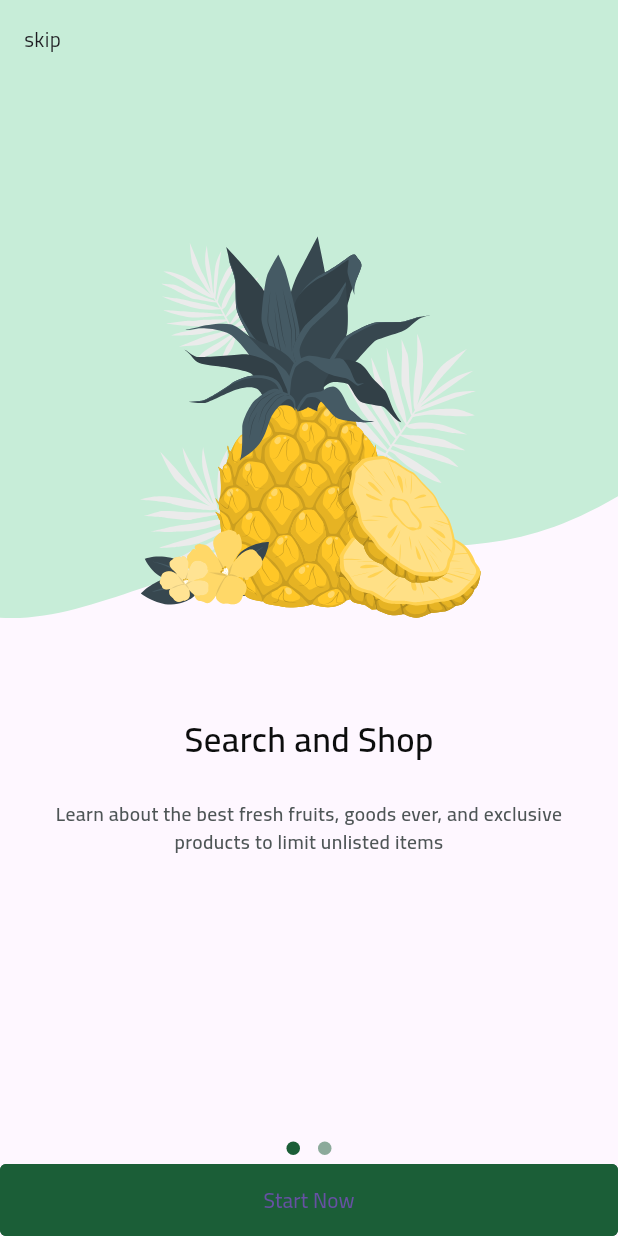
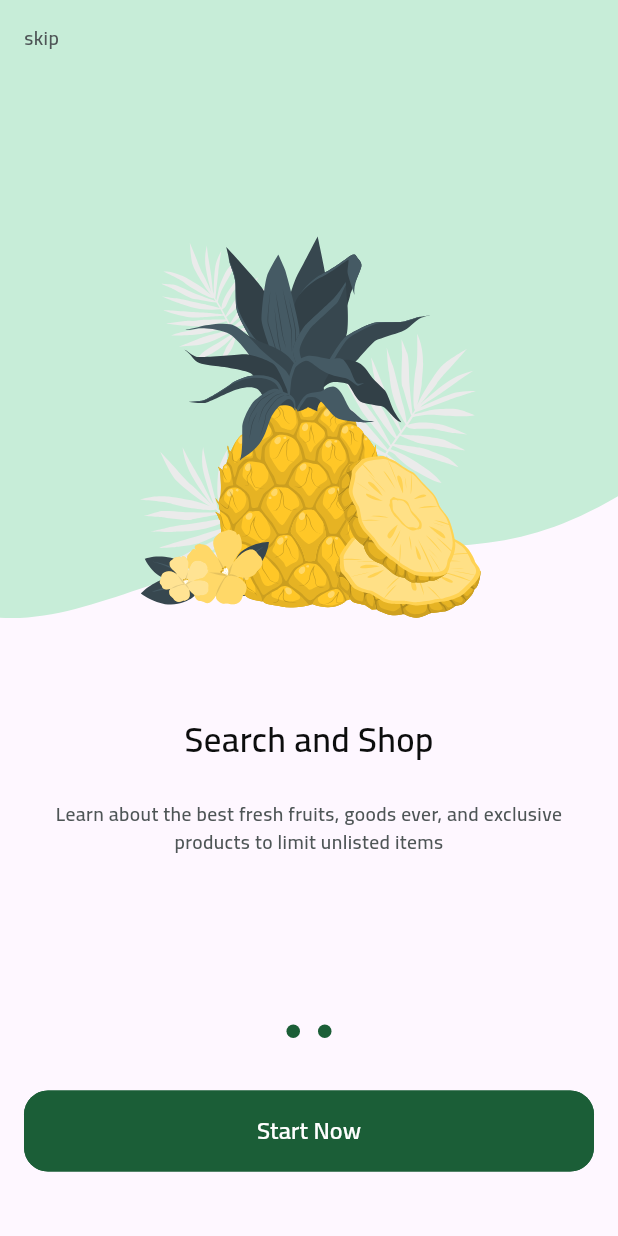
Before and after one commit to Malamrousi/fruits_hub_ecommerce_app, a Flutter app: the screen it shows after launch, swiped to page 2, on a phone screen of 412 x 824 dp. Run offline on Flutter 3.47's test engine with Material 3 defaults, Android fonts, the phone set to English and light mode, and no system bars; drawn by our look-alikes of dots_indicator; our stand-ins replace flutter_svg.

Commit message:
finish on boarding ui

```diff
--- /dev/null
+++ b/lib/constant.dart
@@ -0,0 +1,2 @@
+const double kHorizontalPadding = 16.0;
+const double kBorderRadius = 16.0;
--- a/lib/core/utils/app_styles.dart
+++ b/lib/core/utils/app_styles.dart
@@ -6,12 +6,27 @@ class AppStyles {
   static TextStyle font23BlackBold = const TextStyle(
     fontSize: 23,
     fontWeight: FontWeightManger.bold,
-    color: ColorManger.grayScale,
+    color: ColorManger.grayScaleColor,
   );
 
   static TextStyle font13stoneGraySemiBold = const TextStyle(
     fontSize: 13,
     fontWeight: FontWeightManger.semiBold,
-    color: ColorManger.stoneGray,
+    color: ColorManger.stoneGrayColor,
+  );
+    static TextStyle font23sPrimaryColorBold = const TextStyle(
+    fontSize:23,
+    fontWeight: FontWeightManger.bold,
+    color: ColorManger.primaryColor,
+  );
+      static TextStyle font23GoldenBold = const TextStyle(
+    fontSize:23,
+    fontWeight: FontWeightManger.bold,
+    color: ColorManger.goldenColor,
+  );
+        static TextStyle font16WhiteBold = const TextStyle(
+    fontSize:16,
+    fontWeight: FontWeightManger.bold,
+    color: ColorManger.whiteColor,
   );
 }
--- a/lib/core/utils/color_manger.dart
+++ b/lib/core/utils/color_manger.dart
@@ -2,6 +2,8 @@ import 'package:flutter/material.dart';
 
 class ColorManger {
   static const Color primaryColor = Color(0xff1B5E37);
-  static const Color grayScale = Color(0xff0C0D0D);
-  static const Color stoneGray = Color(0xff4E5556);
+  static const Color grayScaleColor = Color(0xff0C0D0D);
+  static const Color stoneGrayColor = Color(0xff4E5556);
+  static const Color goldenColor = Color(0xffF4A91F);
+  static const Color whiteColor = Color(0xffFFFFFF);
 }
--- a/lib/features/on_boardibg/presentation/view/widgets/on_boarding_page_view.dart
+++ b/lib/features/on_boardibg/presentation/view/widgets/on_boarding_page_view.dart
@@ -1,31 +1,46 @@
 import 'package:flutter/material.dart';
 import 'package:fruit_hub/core/utils/app_images.dart';
-
-import '../../../../../core/utils/app_styles.dart';
-import '../../../../../generated/l10n.dart';
+import 'package:fruit_hub/core/utils/app_styles.dart';
+import 'package:fruit_hub/generated/l10n.dart';
 import 'page_view_item.dart';
 
 class OnBoardingPageView extends StatelessWidget {
-  const OnBoardingPageView({super.key});
+  const OnBoardingPageView({super.key, required this.pageController});
+
+ final PageController pageController;
+
 
   @override
   Widget build(BuildContext context) {
     return PageView(
+      controller: pageController,
       children: [
         PageViewItem(
+          isVisible: (pageController.hasClients ? pageController.page!.round() : 0) ==0 ,
           backgroundImage: Assets.imagesObBoardingShape1,
           image: Assets.imagesFruitBasket1,
           description: S.of(context).splash_description,
           title: Row(
             mainAxisAlignment: MainAxisAlignment.center,
             children: [
-              Text(S.of(context).welcome_hello),
-              Text(S.of(context).welcome_fruit),
-              Text(S.of(context).welcome_hub),
+              Text(
+                S.of(context).welcome_hello,
+                style: AppStyles.font23BlackBold,
+              ),
+              const SizedBox(width: 4),
+              Text(
+                S.of(context).welcome_hub,
+                style: AppStyles.font23GoldenBold,
+              ),
+              Text(
+                S.of(context).welcome_fruit,
+                style: AppStyles.font23sPrimaryColorBold,
+              ),
             ],
           ),
         ),
         PageViewItem(
+          isVisible:(pageController.hasClients ? pageController.page!.round() : 0) !=0 ,
           backgroundImage: Assets.imagesObBoardingShape2,
           image: Assets.imagesFruitBasket2,
           description: S.of(context).search_description,
--- a/lib/features/on_boardibg/presentation/view/widgets/on_boarding_view_body.dart
+++ b/lib/features/on_boardibg/presentation/view/widgets/on_boarding_view_body.dart
@@ -1,30 +1,75 @@
 import 'package:flutter/material.dart';
+import 'package:fruit_hub/core/utils/app_styles.dart';
 import 'package:fruit_hub/core/utils/color_manger.dart';
 
+import '../../../../../constant.dart';
+import '../../../../../core/helper/spacing.dart';
 import '../../../../../core/widgets/custom_button.dart';
 import '../../../../../generated/l10n.dart';
 import 'on_boarding_page_view.dart';
 import 'package:dots_indicator/dots_indicator.dart';
 
-class OnBoardingViewBody extends StatelessWidget {
+class OnBoardingViewBody extends StatefulWidget {
   const OnBoardingViewBody({super.key});
+
+  @override
+  State<OnBoardingViewBody> createState() => _OnBoardingViewBodyState();
+}
+
+class _OnBoardingViewBodyState extends State<OnBoardingViewBody> {
+  late PageController pageController;
+  int currentPage = 0;
+  @override
+  void initState() {
+    super.initState();
+    pageController = PageController();
+
+    pageController.addListener(() {
+      currentPage = pageController.page!.round();
+      setState(() {});
+    });
+  }
+
+  @override
+  void dispose() {
+    super.dispose();
+    pageController.dispose();
+  }
 
   @override
   Widget build(BuildContext context) {
     return Column(
       children: [
-        const Expanded(child: OnBoardingPageView()),
+        Expanded(
+            child: OnBoardingPageView(
+          pageController: pageController,
+        )),
         DotsIndicator(
           dotsCount: 2,
           decorator: DotsDecorator(
             activeColor: ColorManger.primaryColor,
-            color: ColorManger.primaryColor.withOpacity(0.5),
-
+            color:currentPage==1 ? ColorManger.primaryColor: ColorManger.primaryColor.withOpacity(0.5),
           ),
         ),
-        CustomButton(onPressed: () {}, title: S.of(context).start_now,
-        backgroundColor: ColorManger.primaryColor,
+        verticalSpacing(29),
+        Visibility(
+          maintainSize: true,
+          maintainAnimation: true,
+          maintainState: true,
+          visible: currentPage == 1 ? true : false,
+          child: Padding(
+            padding: const EdgeInsets.symmetric(horizontal: kHorizontalPadding),
+            child: CustomButton(
+              onPressed: () {},
+              bottomHeight: 54,
+              title: S.of(context).start_now,
+              backgroundColor: ColorManger.primaryColor,
+              textStyle: AppStyles.font16WhiteBold,
+              borderRadius: kBorderRadius,
+            ),
+          ),
         ),
+        verticalSpacing(43),
       ],
     );
   }
--- a/lib/features/on_boardibg/presentation/view/widgets/page_view_item.dart
+++ b/lib/features/on_boardibg/presentation/view/widgets/page_view_item.dart
@@ -11,10 +11,12 @@ class PageViewItem extends StatelessWidget {
       required this.image,
       required this.title,
       required this.description,
-      required this.backgroundImage});
+      required this.backgroundImage,
+      required this.isVisible});
 
   final String image, description, backgroundImage;
   final Widget title;
+  final bool isVisible;
   @override
   Widget build(BuildContext context) {
     return Column(
@@ -38,9 +40,15 @@ class PageViewItem extends StatelessWidget {
                   image,
                 ),
               ),
-              Padding(
-                padding: const EdgeInsets.all(16),
-                child: Text(S.of(context).skip),
+              Visibility(
+                visible: isVisible,
+                child: Padding(
+                  padding: const EdgeInsets.all(16),
+                  child: Text(
+                    S.of(context).skip,
+                    style: AppStyles.font13stoneGraySemiBold,
+                  ),
+                ),
               ),
             ],
           ),
--- a/lib/features/splash/presentation/view/widgets/splash_view_body.dart
+++ b/lib/features/splash/presentation/view/widgets/splash_view_body.dart
@@ -29,7 +29,7 @@ class _SplashViewBodyState extends State<SplashViewBody> {
       crossAxisAlignment: CrossAxisAlignment.stretch,
       children: [
         Row(
-          mainAxisAlignment:isArabic() ? MainAxisAlignment.end : MainAxisAlignment.start,
+          mainAxisAlignment:isArabic() ? MainAxisAlignment.start : MainAxisAlignment.end,
           children: [
             SvgPicture.asset(Assets.imagesPlant),
           ],
--- a/lib/l10n/intl_en.arb
+++ b/lib/l10n/intl_en.arb
@@ -7,7 +7,6 @@
     "welcome_hello": "Welcome to",
     "welcome_fruit": "Fruit",
     "welcome_hub": "Hub",
-
     "@splash_description": {
         "description": "Splash screen main description"
     },
--- a/lib/main.dart
+++ b/lib/main.dart
@@ -21,8 +21,8 @@ class FruitsHub extends StatelessWidget {
         fontFamily:'Cairo',
       ),
       supportedLocales: const [
-        Locale('ar'), // Arabic
-        Locale('en'), // English
+        Locale('ar'),
+        Locale('en'),
       ],
       localizationsDelegates: const [
         S.delegate,
```
Also changed, not shown: lib/l10n/intl_ar.arb (indentation only), pubspec.yaml (line endings or trailing spaces). Lines whose indentation alone changed are shown as unchanged.
